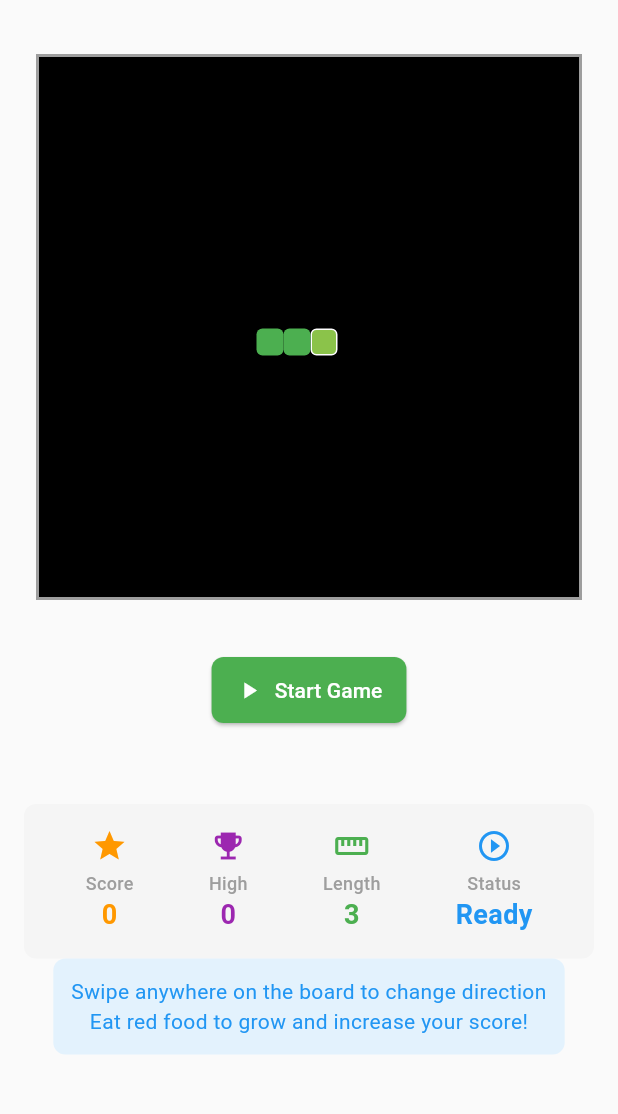
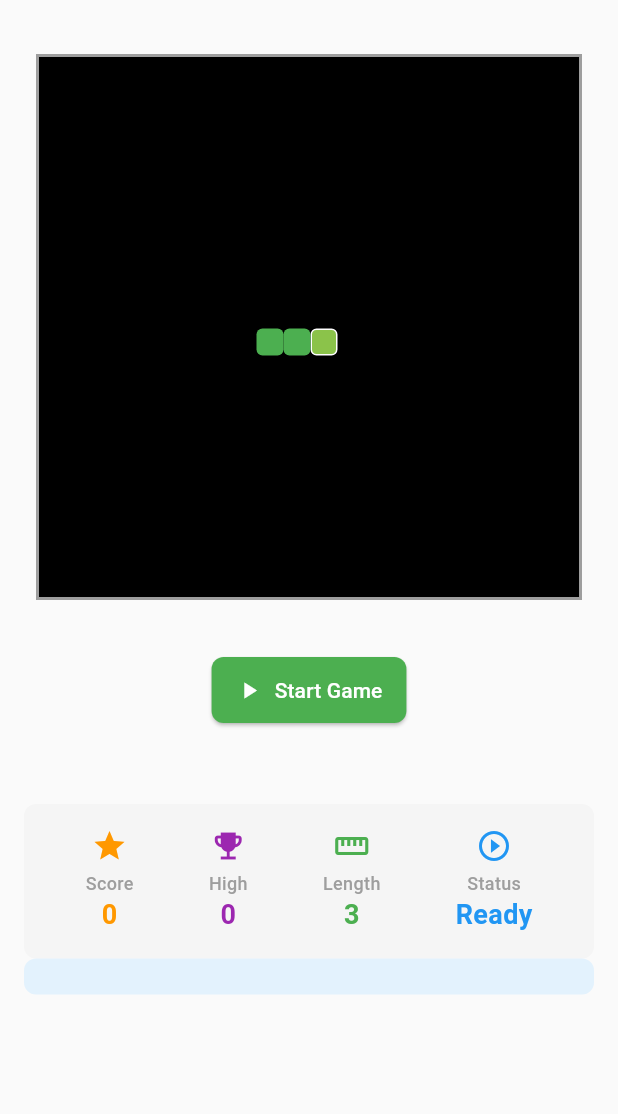
Before and after one commit to dmitrymov/snake_game, a Flutter app: the screen it shows after launch, on a phone screen of 412 x 824 dp, the part 84-1198 px from its top. Run offline on Flutter 3.47's test engine with Material 3 defaults, Android fonts, the phone set to English and light mode, and no system bars; our stand-ins replace shared_preferences.

Commit message:
remove text

```diff
--- a/lib/views/game_screen.dart
+++ b/lib/views/game_screen.dart
@@ -109,16 +109,16 @@ class _GameScreenState extends State<GameScreen> {
                           color: Colors.blue[50],
                           borderRadius: BorderRadius.circular(8),
                         ),
-                        child: Text(
-                          _isAndroid
-                              ? 'Swipe anywhere on the board to change direction\nEat red food to grow and increase your score!'
-                              : 'Use arrow keys or buttons to control the snake\nEat red food to grow and increase your score!',
-                          textAlign: TextAlign.center,
-                          style: const TextStyle(
-                            fontSize: 14,
-                            color: Colors.blue,
-                          ),
-                        ),
+                        // child: Text(
+                        //   _isAndroid
+                        //       ? 'Swipe anywhere on the board to change direction\nEat red food to grow and increase your score!'
+                        //       : 'Use arrow keys or buttons to control the snake\nEat red food to grow and increase your score!',
+                        //   textAlign: TextAlign.center,
+                        //   style: const TextStyle(
+                        //     fontSize: 14,
+                        //     color: Colors.blue,
+                        //   ),
+                        // ),
                       ),
                     ],
                   ),
```
